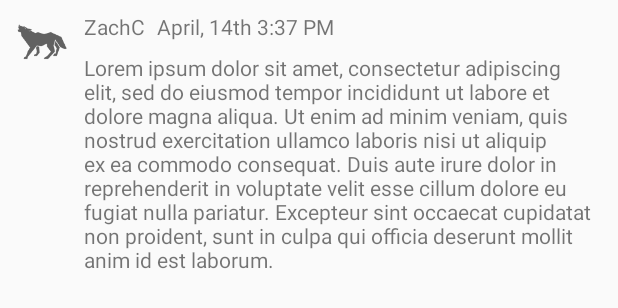
After one commit to zachcervi/Smack-Android, an Android app: the layout message_list_view.xml on its own in the app's theme, with its tools: preview values and no code run, on a phone screen of 412 x 824 dp. The commit adds this screen. Shown: the top 308 px of the screen. Run offline under Robolectric (Android 15) with nearby library versions, the phone set to English and light mode, and no system bars.

Commit message:
Messages displaying and date

```diff
--- /dev/null
+++ b/app/src/main/res/layout/message_list_view.xml
@@ -0,0 +1,33 @@
+<?xml version="1.0" encoding="utf-8"?>
+<android.support.constraint.ConstraintLayout xmlns:android="http://schemas.android.com/apk/res/android"
+                                             xmlns:app="http://schemas.android.com/apk/res-auto"
+                                             xmlns:tools="http://schemas.android.com/tools"
+                                             android:layout_width="match_parent"
+                                             android:layout_height="wrap_content">
+
+    <ImageView
+            android:layout_width="40dp"
+            android:layout_height="40dp" tools:srcCompat="@drawable/dark12"
+            android:id="@+id/messageUserImage" app:layout_constraintStart_toStartOf="parent" android:layout_marginStart="8dp"
+            android:layout_marginTop="8dp" app:layout_constraintTop_toTopOf="parent"/>
+    <TextView
+            android:layout_width="wrap_content"
+            android:layout_height="wrap_content"
+            android:id="@+id/messageUserNameLbl" tools:text="ZachC" app:layout_constraintStart_toEndOf="@+id/messageUserImage"
+            android:layout_marginStart="8dp" android:layout_marginTop="8dp" app:layout_constraintTop_toTopOf="parent"/>
+    <TextView
+            android:layout_width="wrap_content"
+            android:layout_height="wrap_content"
+            android:id="@+id/timeStampLbl" tools:text="April, 14th 3:37 PM"
+            app:layout_constraintStart_toEndOf="@+id/messageUserNameLbl" android:layout_marginStart="8dp"
+            android:layout_marginTop="8dp" app:layout_constraintTop_toTopOf="parent"/>
+    <TextView
+            android:layout_width="0dp"
+            android:layout_height="wrap_content"
+            android:id="@+id/messageBodyLbl"
+            tools:text="Lorem ipsum dolor sit amet, consectetur adipiscing elit, sed do eiusmod tempor incididunt ut labore et dolore magna aliqua. Ut enim ad minim veniam, quis nostrud exercitation ullamco laboris nisi ut aliquip ex ea commodo consequat. Duis aute irure dolor in reprehenderit in voluptate velit esse cillum dolore eu fugiat nulla pariatur. Excepteur sint occaecat cupidatat non proident, sunt in culpa qui officia deserunt mollit anim id est laborum."
+            app:layout_constraintStart_toEndOf="@+id/messageUserImage" android:layout_marginStart="8dp"
+            android:layout_marginTop="8dp" app:layout_constraintTop_toBottomOf="@+id/timeStampLbl"
+            app:layout_constraintEnd_toEndOf="parent" android:layout_marginEnd="8dp" android:layout_marginBottom="8dp"
+            app:layout_constraintBottom_toBottomOf="parent"/>
+</android.support.constraint.ConstraintLayout>
```
Also changed, not shown: app/src/main/java/Adapters/MessageAdapter.kt (added, +64 -0 lines), app/src/main/java/com/zachcervi/smack_android/Controller/MainActivity.kt (+23 -9 lines).
